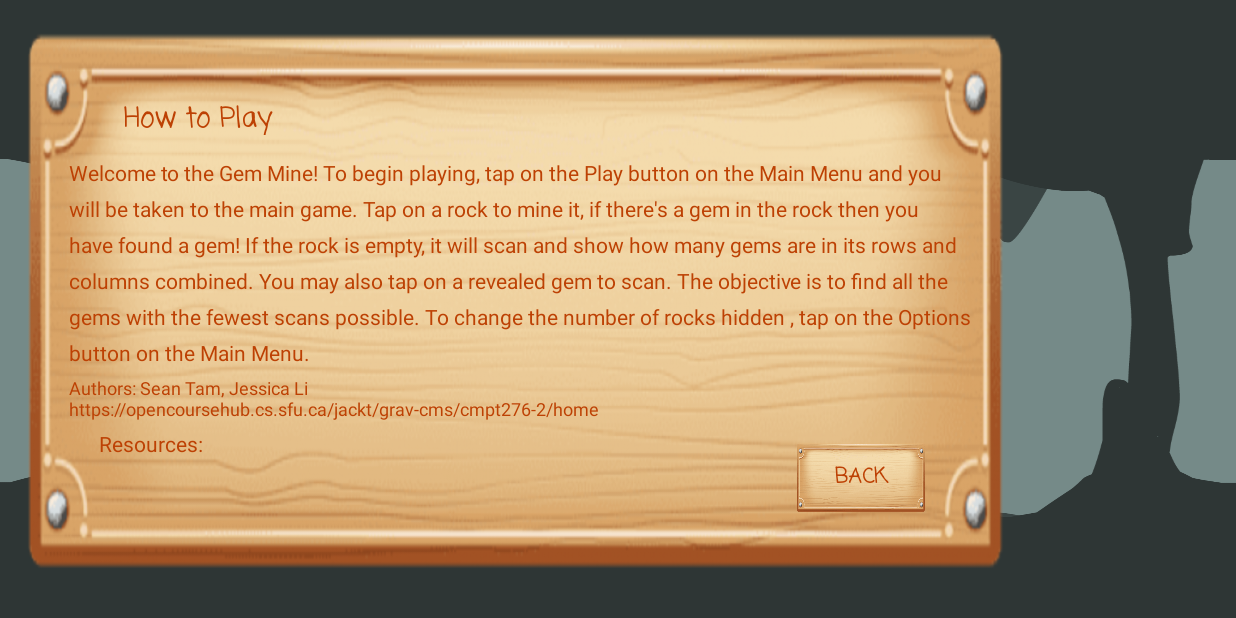
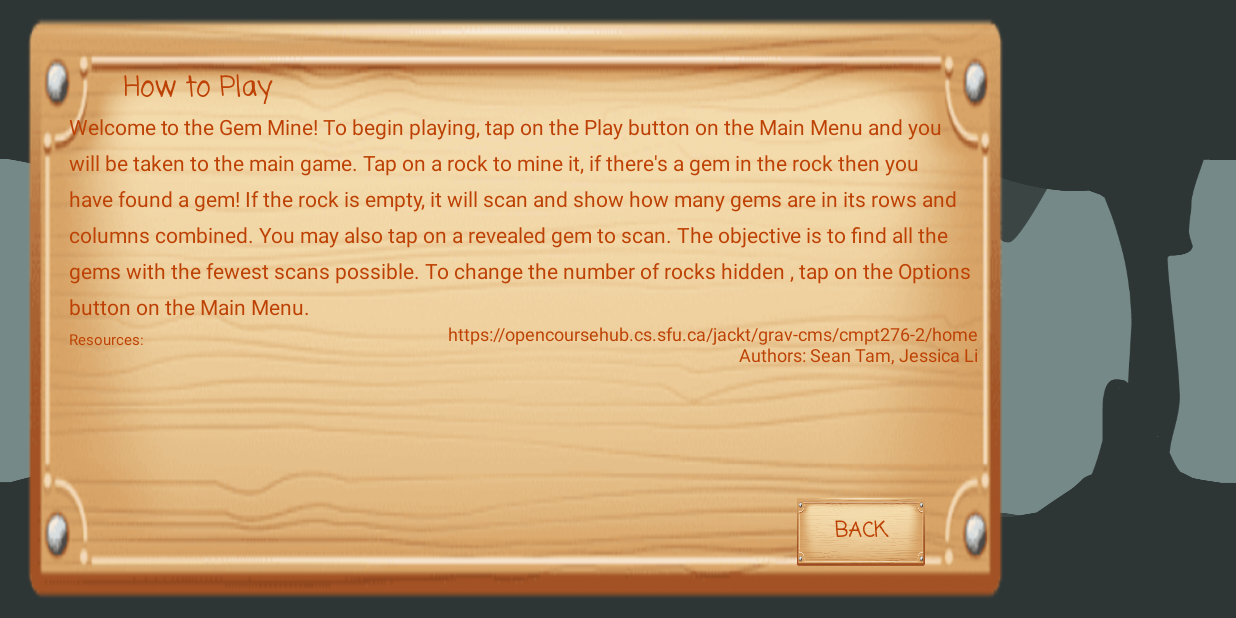
Before and after one commit to jevidin/GemMine, an Android app: the HelpActivity screen opened directly, with no data from a screen before it, on a phone screen of 824 x 412 dp (held sideways). Run offline under Robolectric (Android 15) with nearby library versions, the phone set to English and light mode, and no system bars.

Commit message:
[tamseant] fixed bug with singleton, changed app icon

```diff
--- a/app/src/main/AndroidManifest.xml
+++ b/app/src/main/AndroidManifest.xml
@@ -4,7 +4,7 @@
 
     <application
         android:allowBackup="true"
-        android:icon="@mipmap/ic_launcher"
+        android:icon="@drawable/gem1"
         android:label="@string/app_name"
         android:roundIcon="@mipmap/ic_launcher_round"
         android:supportsRtl="true"
--- a/app/src/main/java/com/example/assignment3/GameActivity.java
+++ b/app/src/main/java/com/example/assignment3/GameActivity.java
@@ -41,7 +41,7 @@ public class GameActivity extends AppCompatActivity {
     protected void onCreate(Bundle savedInstanceState) {
         super.onCreate(savedInstanceState);
         setContentView(R.layout.activity_game);
-        optionsInstance = Options.getInstance();
+        optionsInstance = Options.getInstance(this);
         row_amount = optionsInstance.getRows();
         col_amount = optionsInstance.getCols();
         int gem_amount = optionsInstance.getGems();
--- a/app/src/main/java/com/example/assignment3/OptionsActivity.java
+++ b/app/src/main/java/com/example/assignment3/OptionsActivity.java
@@ -25,7 +25,7 @@ public class OptionsActivity extends AppCompatActivity {
         setContentView(R.layout.activity_options);
         setupGameSizeRadioButtons();
         setupNumberOfGemsRadioButtons();
-        optionsInstance = Options.getInstance();
+        optionsInstance = Options.getInstance(this);
     }
 
     private void setupNumberOfGemsRadioButtons() {
--- a/app/src/main/res/layout/activity_help.xml
+++ b/app/src/main/res/layout/activity_help.xml
@@ -10,11 +10,13 @@
     <ImageView
         android:id="@+id/help_Img"
         android:layout_width="668dp"
-        android:layout_height="372dp"
+        android:layout_height="0dp"
         android:layout_marginStart="10dp"
-        android:layout_marginTop="16dp"
+        android:layout_marginTop="5dp"
+        android:layout_marginBottom="3dp"
         android:adjustViewBounds="true"
         android:scaleType="fitXY"
+        app:layout_constraintBottom_toBottomOf="parent"
         app:layout_constraintStart_toStartOf="parent"
         app:layout_constraintTop_toTopOf="parent"
         app:srcCompat="@drawable/sign1" />
@@ -25,7 +27,7 @@
         android:layout_height="wrap_content"
 
         android:layout_marginStart="36dp"
-        android:layout_marginTop="15dp"
+        android:layout_marginTop="5dp"
         android:lineSpacingExtra="8sp"
         android:text="Welcome to the Gem Mine! To begin playing, tap on the Play button on the Main Menu and you will be taken to the main game. Tap on a rock to mine it, if there's a gem in the rock then you have found a gem! If the rock is empty, it will scan and show how many gems are in its rows and columns combined. You may also tap on a revealed gem to scan. The objective is to find all the gems with the fewest scans possible. To change the number of rocks hidden , tap on the Options button on the Main Menu."
         android:textAlignment="viewStart"
@@ -40,7 +42,7 @@
         android:layout_width="115dp"
         android:layout_height="24dp"
         android:layout_marginStart="76dp"
-        android:layout_marginTop="50dp"
+        android:layout_marginTop="40dp"
         android:fontFamily="casual"
         android:text=" How to Play"
         android:textColor="#BD4104"
@@ -54,7 +56,7 @@
         android:layout_width="88dp"
         android:layout_height="48dp"
         android:layout_marginEnd="60dp"
-        android:layout_marginBottom="45dp"
+        android:layout_marginBottom="30dp"
         android:background="@drawable/sign1"
         android:fontFamily="casual"
         android:text="back"
@@ -67,23 +69,23 @@
         android:id="@+id/txt_about"
         android:layout_width="wrap_content"
         android:layout_height="wrap_content"
-        android:layout_marginTop="5dp"
-        android:text="Authors: Sean Tam, Jessica Li\nhttps://opencoursehub.cs.sfu.ca/jackt/grav-cms/cmpt276-2/home"
+        android:text="https://opencoursehub.cs.sfu.ca/jackt/grav-cms/cmpt276-2/home\nAuthors: Sean Tam, Jessica Li"
+        android:textAlignment="textEnd"
         android:textColor="#BD4104"
         android:textSize="12sp"
-        app:layout_constraintStart_toStartOf="@+id/help_text"
+        app:layout_constraintEnd_toEndOf="@+id/help_text"
         app:layout_constraintTop_toBottomOf="@+id/help_text" />
 
     <TextView
         android:id="@+id/txt_resources"
         android:layout_width="wrap_content"
         android:layout_height="wrap_content"
-        android:layout_marginStart="20dp"
         android:layout_marginTop="5dp"
         android:text="Resources: "
         android:textColor="#BD4104"
-        app:layout_constraintStart_toStartOf="@+id/txt_about"
-        app:layout_constraintTop_toBottomOf="@+id/txt_about" />
+        android:textSize="10sp"
+        app:layout_constraintStart_toStartOf="@+id/help_text"
+        app:layout_constraintTop_toBottomOf="@+id/help_text" />
 
 
 </androidx.constraintlayout.widget.ConstraintLayout>
--- a/app/src/main/res/layout/congratulations_layout.xml
+++ b/app/src/main/res/layout/congratulations_layout.xml
@@ -22,7 +22,7 @@
     <Button
         android:id="@+id/btn_back"
         android:layout_width="126dp"
-        android:layout_height="67dp"
+        android:layout_height="wrap_content"
         android:layout_below="@+id/img_win"
         android:layout_alignStart="@+id/txt_score"
         android:layout_alignEnd="@+id/txt_score"
@@ -30,7 +30,7 @@
         android:layout_marginStart="27dp"
         android:layout_marginTop="14dp"
         android:layout_marginEnd="27dp"
-        android:layout_marginBottom="91dp"
+        android:layout_marginBottom="50dp"
         android:background="@drawable/sign1"
         android:fontFamily="casual"
         android:text="back to\n main menu"
@@ -70,7 +70,7 @@
         android:layout_marginTop="33dp"
         android:layout_marginEnd="8dp"
         android:fontFamily="casual"
-        android:text="YOU WIN!!"
+        android:text="YOU WIN"
         android:textAlignment="center"
         android:textAppearance="@style/TextAppearance.AppCompat.Large"
         android:textColor="#BD4104"
```
Also changed, not shown: app/src/main/java/com/example/assignment3/model/Options.java (+9 -6 lines).
